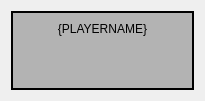
This is branches/macjariel/client/opponentwidget.ui in kubos741/kbang as Qt 5 draws it before an edit. The edited form follows.
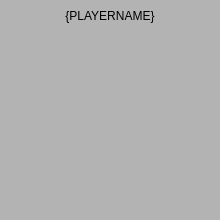
This is the edited form.

What changed in the file:
```diff
--- a/branches/macjariel/client/opponentwidget.ui
+++ b/branches/macjariel/client/opponentwidget.ui
@@ -5,8 +5,8 @@
    <rect>
     <x>0</x>
     <y>0</y>
-    <width>205</width>
-    <height>101</height>
+    <width>220</width>
+    <height>220</height>
    </rect>
   </property>
   <property name="sizePolicy" >
@@ -15,20 +15,29 @@
     <verstretch>0</verstretch>
    </sizepolicy>
   </property>
+  <property name="minimumSize" >
+   <size>
+    <width>220</width>
+    <height>220</height>
+   </size>
+  </property>
   <property name="windowTitle" >
    <string>Opponent Widget</string>
   </property>
   <layout class="QGridLayout" name="gridLayout" >
+   <property name="margin" >
+    <number>0</number>
+   </property>
    <item row="0" column="0" >
     <widget class="QFrame" name="frame" >
      <property name="styleSheet" >
-      <string notr="true" >background-color: rgba(0, 0, 0, 64)</string>
+      <string notr="true" >QFrame#frame {
+	background-color: rgba(0, 0, 0, 64);
+	border: 0px solid navy;
+}</string>
      </property>
      <property name="frameShape" >
-      <enum>QFrame::Box</enum>
-     </property>
-     <property name="frameShadow" >
-      <enum>QFrame::Plain</enum>
+      <enum>QFrame::StyledPanel</enum>
      </property>
      <property name="lineWidth" >
       <number>2</number>
```
